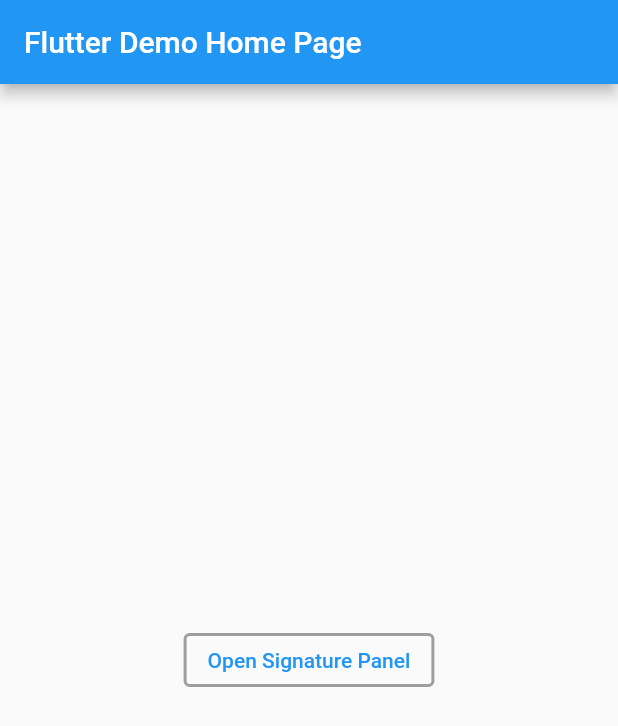
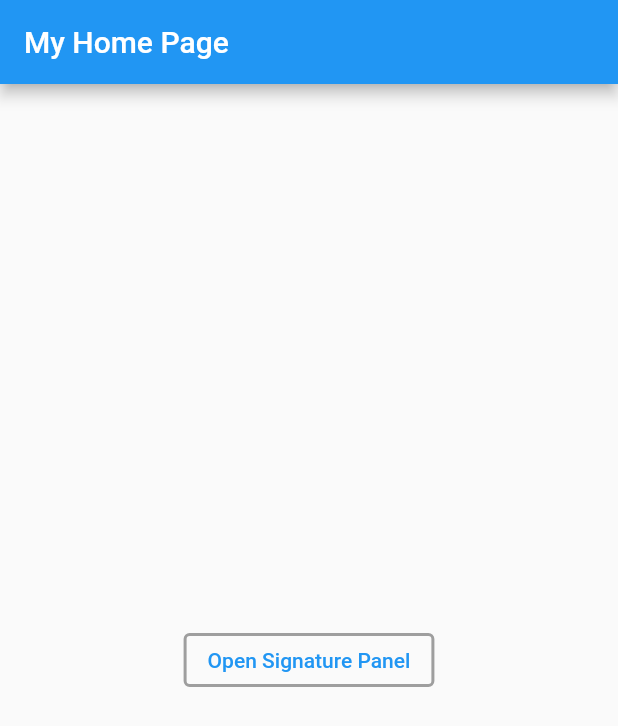
Before and after one commit to elshadsm/flutter_research_project, a Flutter app: the screen it shows after launch, on a phone screen of 412 x 824 dp. Shown: the top 726 px of the screen. Run offline on Flutter 3.47's test engine with Material 2 defaults, Android fonts, the phone set to English and light mode, and no system bars; our stand-ins replace signature.

Commit message:
Improve code styling

```diff
--- /dev/null
+++ b/lib/app/my_app.dart
@@ -0,0 +1,14 @@
+import 'package:flutter/material.dart';
+
+import 'package:flutter_research_project/pages/my_home/my_home_page.dart';
+
+class MyApp extends StatelessWidget {
+  @override
+  Widget build(BuildContext context) {
+    return MaterialApp(
+      title: 'Flutter Research Project',
+      theme: ThemeData(primarySwatch: Colors.blue),
+      home: MyHomePage(),
+    );
+  }
+}
--- a/lib/config/MyApp.dart
+++ /dev/null
@@ -1,15 +0,0 @@
-import 'package:flutter/material.dart';
-import 'package:flutter_research_project/pages/my-home/MyHomePage.dart';
-
-class MyApp extends StatelessWidget {
-  @override
-  Widget build(BuildContext context) {
-    return MaterialApp(
-      title: 'Flutter Demo',
-      theme: ThemeData(
-        primarySwatch: Colors.blue,
-      ),
-      home: MyHomePage(title: 'Flutter Demo Home Page'),
-    );
-  }
-}
--- a/lib/main.dart
+++ b/lib/main.dart
@@ -1,6 +1,4 @@
 import 'package:flutter/material.dart';
-import 'package:flutter_research_project/config/MyApp.dart';
+import 'package:flutter_research_project/app/my_app.dart';
 
-void main() {
-  runApp(MyApp());
-}
+void main() => runApp(MyApp());
--- a/lib/pages/my-home/MyHomePage.dart
+++ /dev/null
@@ -1,11 +0,0 @@
-import 'package:flutter/material.dart';
-import 'MyHomePageState.dart';
-
-class MyHomePage extends StatefulWidget {
-  MyHomePage({Key? key, required this.title}) : super(key: key);
-
-  final String title;
-
-  @override
-  MyHomePageState createState() => MyHomePageState();
-}
--- a/lib/pages/my-home/MyHomePageState.dart
+++ b/lib/pages/my_home/my_home_page.dart
@@ -1,18 +1,18 @@
 import 'package:flutter/material.dart';
-import 'package:flutter_research_project/pages/my-home/SignatureDialog.dart';
-import 'MyHomePage.dart';
 
-class MyHomePageState extends State<MyHomePage> {
+import 'signature_dialog.dart';
+
+class MyHomePage extends StatelessWidget {
   @override
   Widget build(BuildContext context) {
     return Scaffold(
       appBar: AppBar(
-        title: Text(widget.title),
+        title: Text('My Home Page'),
       ),
       body: Center(
         child: Column(
           mainAxisAlignment: MainAxisAlignment.center,
-          children: <Widget>[
+          children: [
             OutlinedButton(
               style: OutlinedButton.styleFrom(
                 primary: Colors.blue,
@@ -21,9 +21,7 @@ class MyHomePageState extends State<MyHomePage> {
               onPressed: () {
                 showDialog(
                   context: context,
-                  builder: (BuildContext context) {
-                    return SignatureDialog();
-                  },
+                  builder: (BuildContext context) => SignatureDialog(),
                 );
               },
               child: Text('Open Signature Panel'),
```
Also changed, not shown: lib/pages/my-home/SignatureDialog.dart (deleted, +0 -7 lines), lib/pages/my-home/SignatureDialogState.dart (deleted, +0 -64 lines), lib/pages/my_home/signature_dialog.dart (added, +41 -0 lines), lib/pages/my_home/signature_dialog_header.dart (added, +39 -0 lines), 1 other file.
